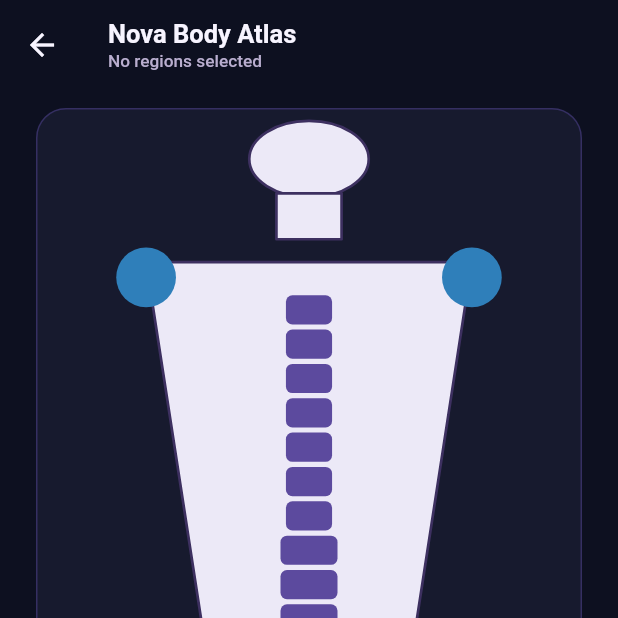
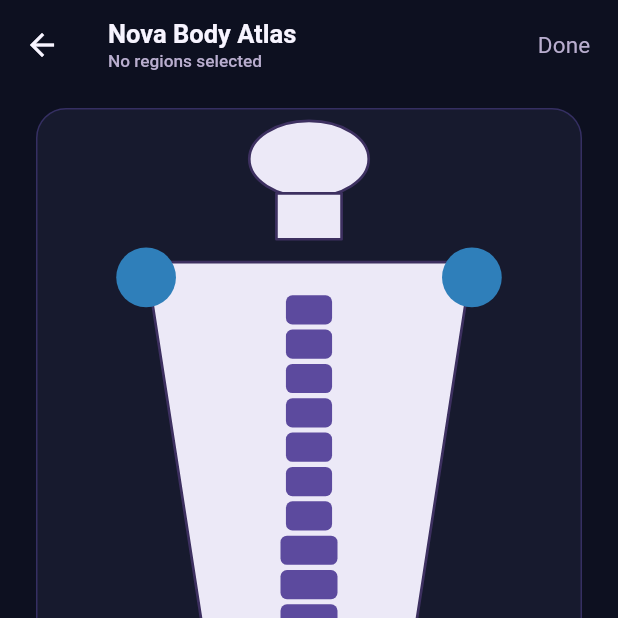
Before and after one commit to gman25112820-crypto/nova-app, a Flutter app: the AtlasScreen screen opened directly, on a phone screen of 412 x 824 dp, the top half of it. Run offline on Flutter 3.47's test engine with Material 3 defaults, Android fonts, the phone set to English and light mode, and no system bars; our stand-ins replace audioplayers, shared_preferences; accounts and stored records are empty.

Commit message:
feat: wire Done action to atlas screen — returns List<String> to caller via Navigator.pop

```diff
--- a/lib/features/atlas/screens/atlas_screen.dart
+++ b/lib/features/atlas/screens/atlas_screen.dart
@@ -90,6 +90,23 @@ class _AtlasScreenState extends State<AtlasScreen> {
           ],
         ),
         toolbarHeight: 60,
+        actions: [
+          TextButton(
+            onPressed: () =>
+                Navigator.pop(context, _selectedLocations.toList()),
+            child: Text(
+              'Done',
+              style: TextStyle(
+                color: _selectedLocations.isNotEmpty ? _coral : _muted,
+                fontWeight: _selectedLocations.isNotEmpty
+                    ? FontWeight.w700
+                    : FontWeight.w400,
+                fontSize: 15,
+              ),
+            ),
+          ),
+          const SizedBox(width: 4),
+        ],
       ),
       body: Column(
         children: [
```
